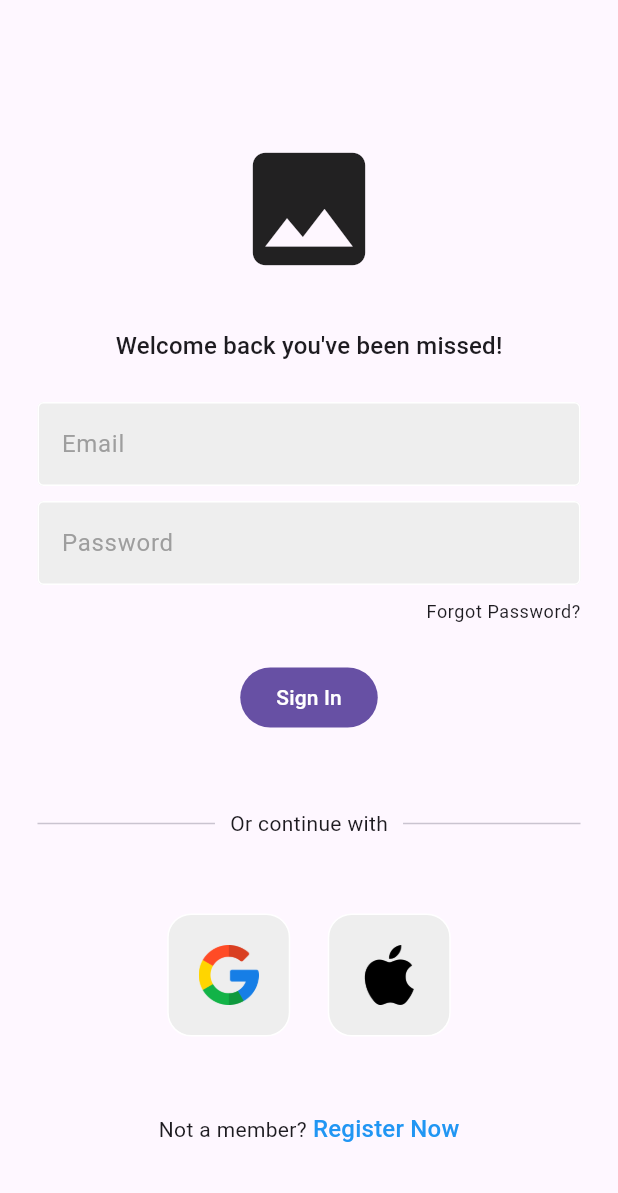
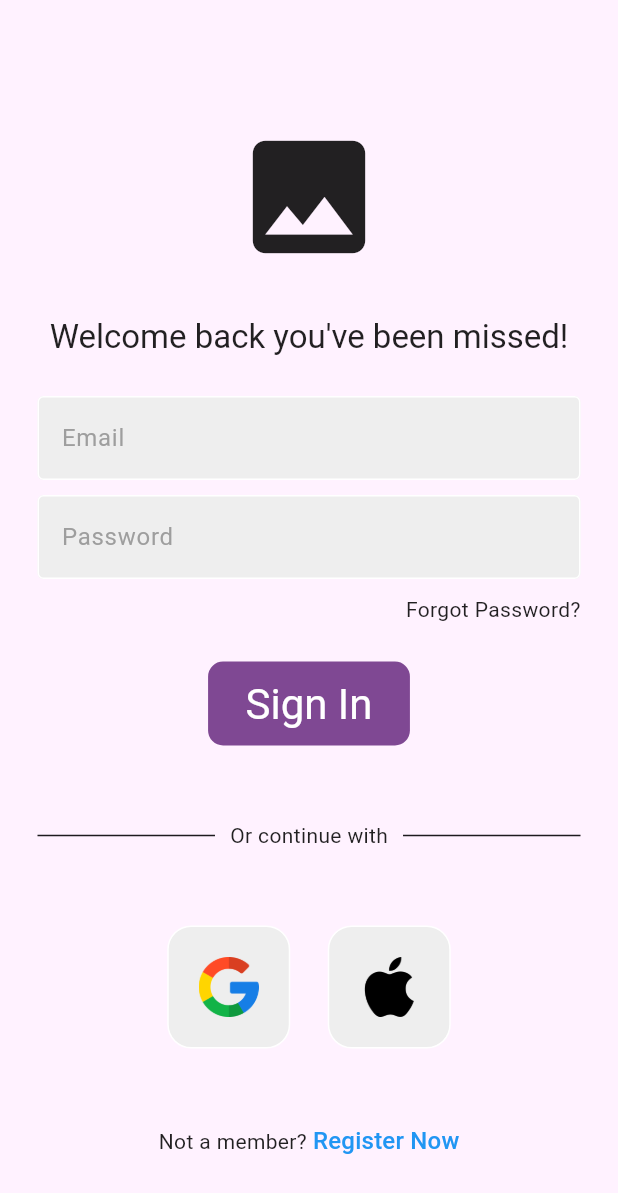
Before and after one commit to anandanair/jarmpnj, a Flutter app: the screen it shows after launch, on a phone screen of 412 x 824 dp. Shown: the top 1193 px of the screen. Run offline on Flutter 3.47's test engine with Material 2 defaults, Android fonts, the phone set to English and light mode, and no system bars; our stand-ins replace cloud_firestore, firebase_auth, firebase_core, google_fonts, google_nav_bar, google_sign_in and 3 more; accounts and stored records are empty.

Commit message:
add m3 theme class

```diff
--- a/lib/components/my_button.dart
+++ b/lib/components/my_button.dart
@@ -14,6 +14,17 @@ class MyButton extends StatelessWidget {
   Widget build(BuildContext context) {
     return FilledButton(
       onPressed: onTap,
+      style: ButtonStyle(
+          textStyle: MaterialStatePropertyAll(
+              Theme.of(context).textTheme.headlineMedium),
+          padding: const MaterialStatePropertyAll(
+            EdgeInsets.symmetric(horizontal: 25, vertical: 10),
+          ),
+          shape: MaterialStatePropertyAll(
+            RoundedRectangleBorder(
+              borderRadius: BorderRadius.circular(10),
+            ),
+          )),
       child: Text(text),
     );
     // return GestureDetector(
--- a/lib/main.dart
+++ b/lib/main.dart
@@ -1,5 +1,6 @@
 import 'package:flutter/material.dart';
 import 'package:firebase_core/firebase_core.dart';
+import 'package:jarmpnj/utils/material3_theme.dart';
 import 'package:jarmpnj/widget_tree.dart';
 import 'firebase_options.dart';
 
@@ -17,17 +18,10 @@ class MyApp extends StatelessWidget {
   // This widget is the root of your application.
   @override
   Widget build(BuildContext context) {
+    const basilTheme = BasilTheme();
     return MaterialApp(
       title: 'JARMPNJ',
-      theme: ThemeData(
-        brightness: Brightness.light,
-        useMaterial3: true,
-      ),
-      darkTheme: ThemeData(
-        brightness: Brightness.dark,
-        useMaterial3: true,
-      ),
-      themeMode: ThemeMode.system,
+      theme: basilTheme.toThemeData(),
       home: const WidgetTree(),
     );
   }
--- a/lib/pages/login_page.dart
+++ b/lib/pages/login_page.dart
@@ -90,7 +90,7 @@ class _LoginPageState extends State<LoginPage> {
                 //welcome back
                 Text(
                   'Welcome back you\'ve been missed!',
-                  style: Theme.of(context).textTheme.titleMedium,
+                  style: Theme.of(context).textTheme.titleLarge,
                 ),
 
                 const SizedBox(height: 25),
@@ -121,7 +121,7 @@ class _LoginPageState extends State<LoginPage> {
                     children: [
                       Text(
                         'Forgot Password?',
-                        style: Theme.of(context).textTheme.bodySmall,
+                        style: Theme.of(context).textTheme.bodyMedium,
                       ),
                     ],
                   ),
--- a/lib/pages/register_page.dart
+++ b/lib/pages/register_page.dart
@@ -100,7 +100,7 @@ class _RegisterPageState extends State<RegisterPage> {
                 //lets create an account for you
                 Text(
                   'Let\'s create an account for you!',
-                  style: Theme.of(context).textTheme.titleMedium,
+                  style: Theme.of(context).textTheme.titleLarge,
                 ),
 
                 const SizedBox(height: 25),
--- /dev/null
+++ b/lib/utils/material3_theme.dart
@@ -0,0 +1,117 @@
+import 'package:flutter/material.dart';
+import 'package:google_fonts/google_fonts.dart';
+import 'package:material_color_utilities/material_color_utilities.dart';
+
+@immutable
+class BasilTheme extends ThemeExtension<BasilTheme> {
+  const BasilTheme({
+    this.primaryColor = const Color.fromARGB(255, 39, 3, 53),
+    this.tertiaryColor = const Color.fromARGB(255, 76, 147, 76),
+    this.neutralColor = const Color.fromARGB(255, 255, 242, 255),
+  });
+
+  final Color primaryColor, tertiaryColor, neutralColor;
+
+  // Return Material 3 Theme
+  ThemeData toThemeData() {
+    final colorScheme = _scheme().toColorScheme(Brightness.light);
+    return _base(colorScheme).copyWith(brightness: colorScheme.brightness);
+    // return ThemeData(useMaterial3: true);
+  }
+
+  ThemeData _base(ColorScheme colorScheme) {
+    final isLight = colorScheme.brightness == Brightness.light;
+
+    // Text Theme
+    final primaryTextTheme = GoogleFonts.comicNeueTextTheme();
+    final secondaryTextTheme = GoogleFonts.handleeTextTheme();
+    final textTheme = primaryTextTheme.copyWith(
+        displaySmall: secondaryTextTheme.displaySmall);
+
+    return ThemeData(
+      useMaterial3: true,
+      extensions: [this],
+      colorScheme: colorScheme,
+      textTheme: textTheme,
+      scaffoldBackgroundColor: isLight ? neutralColor : colorScheme.background,
+    );
+  }
+
+  Scheme _scheme() {
+    final base = CorePalette.of(primaryColor.value);
+    final primary = base.primary;
+    final tertiary = CorePalette.of(tertiaryColor.value).primary;
+    final neutral = CorePalette.of(neutralColor.value).neutral;
+    return Scheme(
+      primary: primary.get(40),
+      onPrimary: primary.get(100),
+      primaryContainer: primary.get(90),
+      onPrimaryContainer: primary.get(10),
+      secondary: base.secondary.get(40),
+      onSecondary: base.secondary.get(100),
+      secondaryContainer: base.secondary.get(90),
+      onSecondaryContainer: base.secondary.get(10),
+      tertiary: tertiary.get(40),
+      onTertiary: tertiary.get(100),
+      tertiaryContainer: tertiary.get(90),
+      onTertiaryContainer: tertiary.get(10),
+      error: base.error.get(40),
+      onError: base.error.get(100),
+      errorContainer: base.error.get(90),
+      onErrorContainer: base.error.get(10),
+      background: neutral.get(99),
+      onBackground: neutral.get(10),
+      surface: neutral.get(99),
+      onSurface: neutral.get(10),
+      surfaceVariant: base.neutralVariant.get(90),
+      onSurfaceVariant: base.neutralVariant.get(30),
+      outline: base.neutralVariant.get(50),
+      outlineVariant: base.neutralVariant.get(80),
+      shadow: neutral.get(0),
+      scrim: neutral.get(0),
+      inverseSurface: neutral.get(20),
+      inverseOnSurface: neutral.get(95),
+      inversePrimary: primary.get(80),
+    );
+  }
+
+  @override
+  ThemeExtension<BasilTheme> copyWith({
+    Color? primaryColor,
+    Color? tertiaryColor,
+    Color? neutralColor,
+  }) =>
+      BasilTheme(
+        primaryColor: primaryColor ?? this.primaryColor,
+        tertiaryColor: tertiaryColor ?? this.tertiaryColor,
+        neutralColor: neutralColor ?? this.neutralColor,
+      );
+
+  @override
+  BasilTheme lerp(covariant ThemeExtension<BasilTheme>? other, double t) {
+    if (other is! BasilTheme) return this;
+    return BasilTheme(
+      primaryColor: Color.lerp(primaryColor, other.primaryColor, t)!,
+      tertiaryColor: Color.lerp(tertiaryColor, other.tertiaryColor, t)!,
+      neutralColor: Color.lerp(neutralColor, other.neutralColor, t)!,
+    );
+  }
+}
+
+extension on Scheme {
+  ColorScheme toColorScheme(Brightness brightness) {
+    return ColorScheme(
+      primary: Color(primary),
+      onPrimary: Color(onPrimary),
+      secondary: Color(secondary),
+      onSecondary: Color(onSecondary),
+      error: Color(error),
+      onError: Color(onError),
+      background: Color(background),
+      onBackground: Color(onBackground),
+      surface: Color(surface),
+      onSurface: Color(onSurface),
+      brightness: brightness,
+    );
+  }
+}
--- a/pubspec.yaml
+++ b/pubspec.yaml
@@ -43,6 +43,7 @@ dependencies:
   google_nav_bar: ^5.0.6
   cloud_firestore: ^4.3.2
   material_color_utilities: ^0.2.0
+  google_fonts: ^4.0.3
 
 dev_dependencies:
   flutter_test:
```
Also changed, not shown: pubspec.lock.
